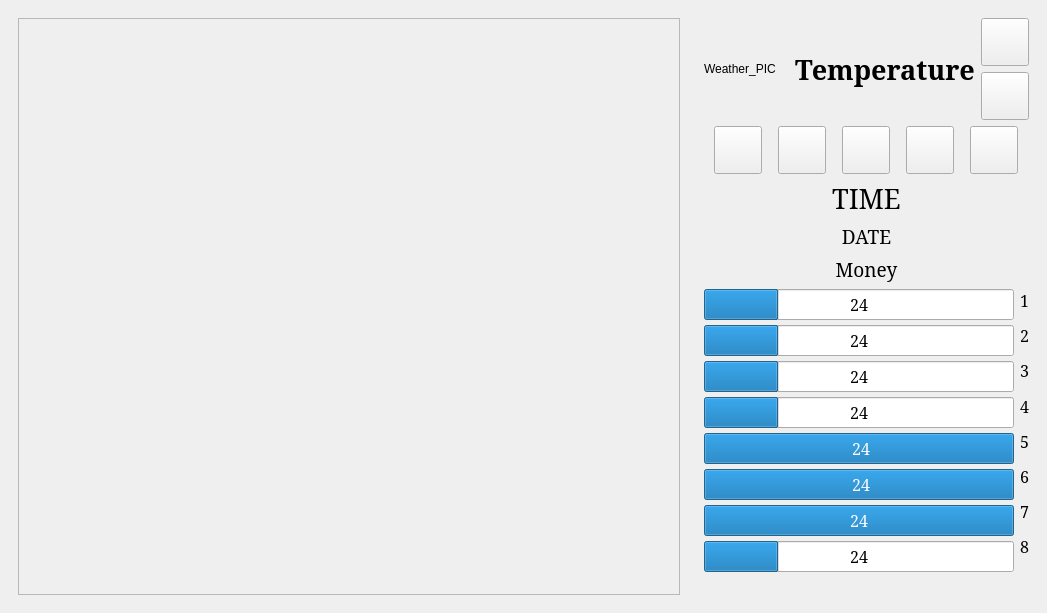
maksakovaa/Province, file mainwindow.ui: the form before one commit.
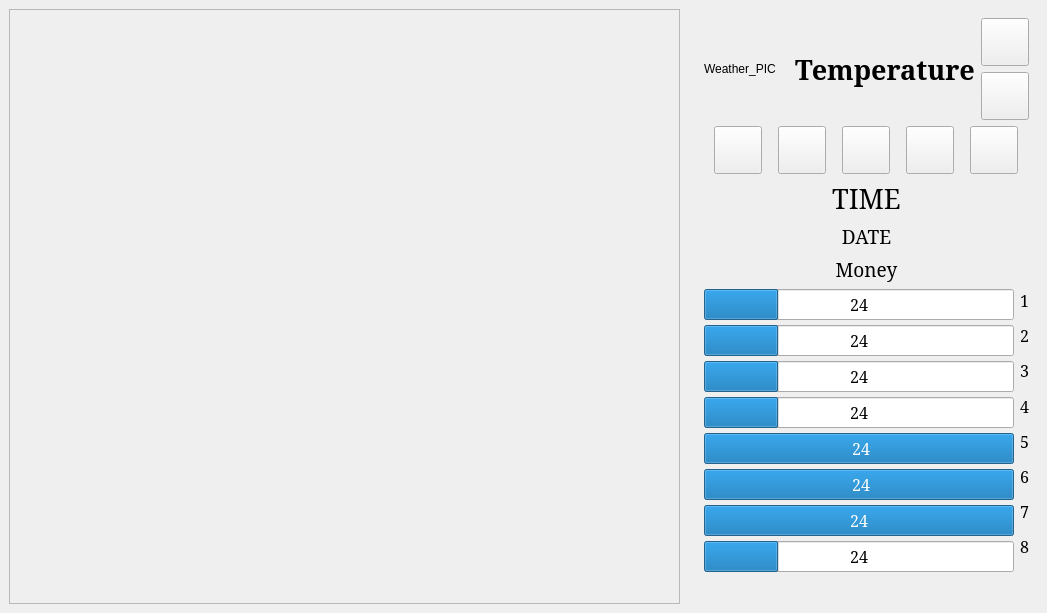
The form after the commit. The open tabs and pages were chosen to show the change. Icons and pictures are not drawn. Custom widgets are drawn as their Qt base class.

What changed in the file:
```diff
--- a/mainwindow.ui
+++ b/mainwindow.ui
@@ -29,6 +29,18 @@
       <widget class="TabWidgetPlayer" name="page_2_pers"/>
       <widget class="QWidget" name="page_3_bag">
        <layout class="QVBoxLayout" name="verticalLayout">
+        <property name="spacing">
+         <number>0</number>
+        </property>
+        <property name="leftMargin">
+         <number>0</number>
+        </property>
+        <property name="topMargin">
+         <number>0</number>
+        </property>
+        <property name="bottomMargin">
+         <number>0</number>
+        </property>
         <item>
          <widget class="QScrollArea" name="scrollAreaBag">
           <property name="widgetResizable">
```
Left out of the diff: 42 changed lines with no effect on the pictures.
